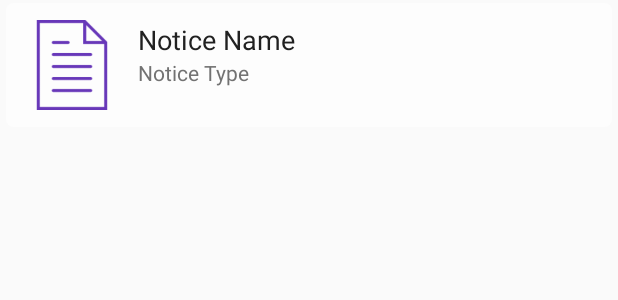
After one commit to kcmkcm1234/ChurchAppAndroid, an Android app: the layout item_notices.xml on its own in the app's theme, with its tools: preview values and no code run, on a phone screen of 412 x 824 dp. The commit adds this screen. Shown: the top 300 px of the screen. Run offline under Robolectric (Android 15) with nearby library versions, the phone set to English and light mode, and no system bars.

Commit message:
notice activity,its java and item notice xml added.

```diff
--- a/app/src/main/AndroidManifest.xml
+++ b/app/src/main/AndroidManifest.xml
@@ -95,6 +95,10 @@
             android:name=".PriestDetails"
             android:configChanges="orientation|screenSize"
             android:theme="@style/Theme.AppCompat.NoActionBar" />
+        <activity
+            android:name=".Notices"
+            android:configChanges="orientation|screenSize"
+            android:theme="@style/Theme.AppCompat.NoActionBar" />
     </application>
 
 </manifest>
--- /dev/null
+++ b/app/src/main/res/layout/item_notices.xml
@@ -0,0 +1,51 @@
+<?xml version="1.0" encoding="utf-8"?>
+<LinearLayout xmlns:android="http://schemas.android.com/apk/res/android"
+    android:layout_width="match_parent"
+    android:layout_height="match_parent">
+    <RelativeLayout
+        android:layout_width="match_parent"
+        android:layout_height="wrap_content"
+        android:background="@drawable/white_transparent_card"
+        android:layout_marginLeft="4dp"
+        android:layout_marginRight="4dp"
+        android:layout_marginTop="2dp"
+        android:layout_marginBottom="2dp">
+        <ImageView
+            android:layout_width="65dp"
+            android:layout_height="60dp"
+            android:layout_margin="11dp"
+            android:src="@drawable/notices"
+            android:id="@+id/notice_image"
+            android:adjustViewBounds="true"
+            android:scaleType="centerInside"/>
+        <TextView
+            android:layout_width="match_parent"
+            android:layout_height="wrap_content"
+            android:textColor="@color/primary_text"
+            android:text="Notice Name"
+            android:layout_marginTop="12dp"
+            android:layout_marginRight="5dp"
+            android:textSize="18sp"
+            android:layout_alignParentTop="true"
+            android:layout_toRightOf="@+id/notice_image"
+            android:id="@+id/notice_name"
+            android:maxLines="1"
+            android:ellipsize="end"/>
+        <TextView
+            android:layout_width="wrap_content"
+            android:layout_height="wrap_content"
+            android:text="Notice Type"
+            android:id="@+id/notice_type"
+            android:textSize="14sp"
+            android:textColor="@color/secondary_text"
+            android:layout_below="@+id/notice_name"
+            android:layout_toRightOf="@+id/notice_image"
+            android:paddingBottom="5dp"
+            android:layout_marginRight="5dp"
+            android:layout_alignParentRight="true"
+            android:layout_alignParentEnd="true"
+            android:maxLines="2"
+            android:ellipsize="end"/>
+    </RelativeLayout>
+
+</LinearLayout>
--- a/app/src/main/res/values/strings.xml
+++ b/app/src/main/res/values/strings.xml
@@ -1,7 +1,7 @@
 <resources>
     <string name="app_name">Church App</string>
-    <!--<string name="url" translatable="false">http://192.168.1.107:55/</string>-->
-    <string name="url" translatable="false">http://jdadmin-001-site4.itempurl.com/</string>
+    <string name="url" translatable="false">http://192.168.1.107:55/</string>
+    <!--<string name="url" translatable="false">http://jdadmin-001-site4.itempurl.com/</string>-->
     <string name="network_off_alert">Please turn on internet</string>
     <string name="ok_button">OK</string>
     <string name="church_name">Church Name</string>
```
Also changed, not shown: app/src/main/java/com/tech/thrithvam/churchapp/ChurchDetails.java (+7 -0 lines), app/src/main/java/com/tech/thrithvam/churchapp/CustomAdapter.java (+39 -8 lines), app/src/main/java/com/tech/thrithvam/churchapp/Notices.java (added, +192 -0 lines), app/src/main/res/layout/activity_church_details.xml (+11 -0 lines), app/src/main/res/layout/activity_notices.xml (added, +40 -0 lines).
